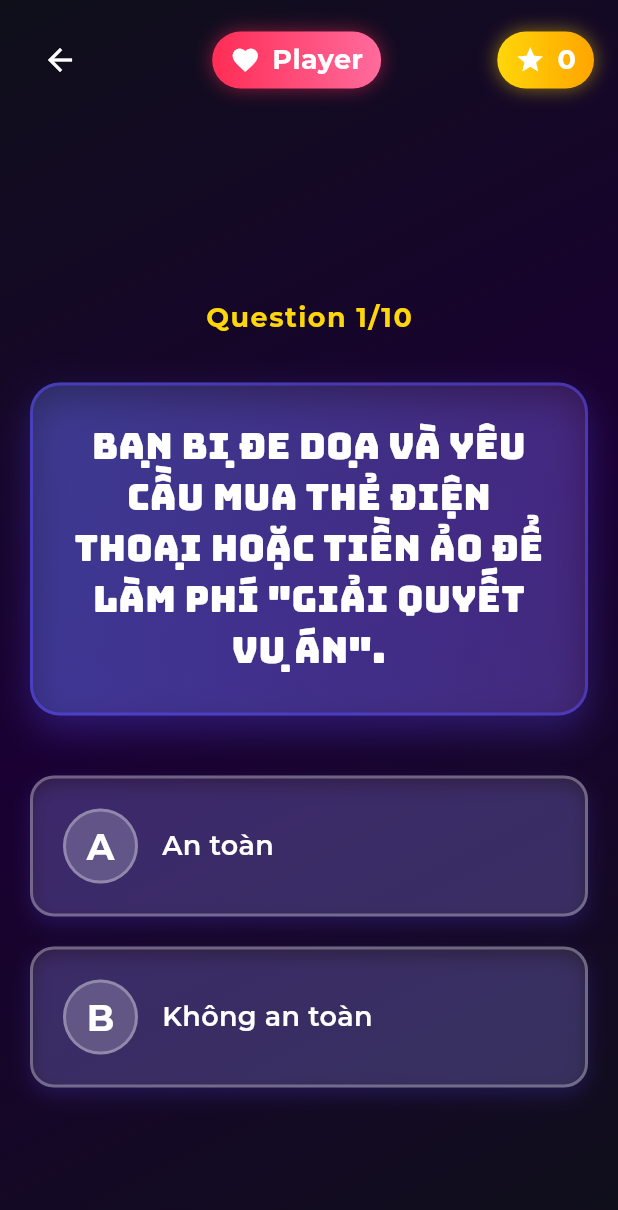
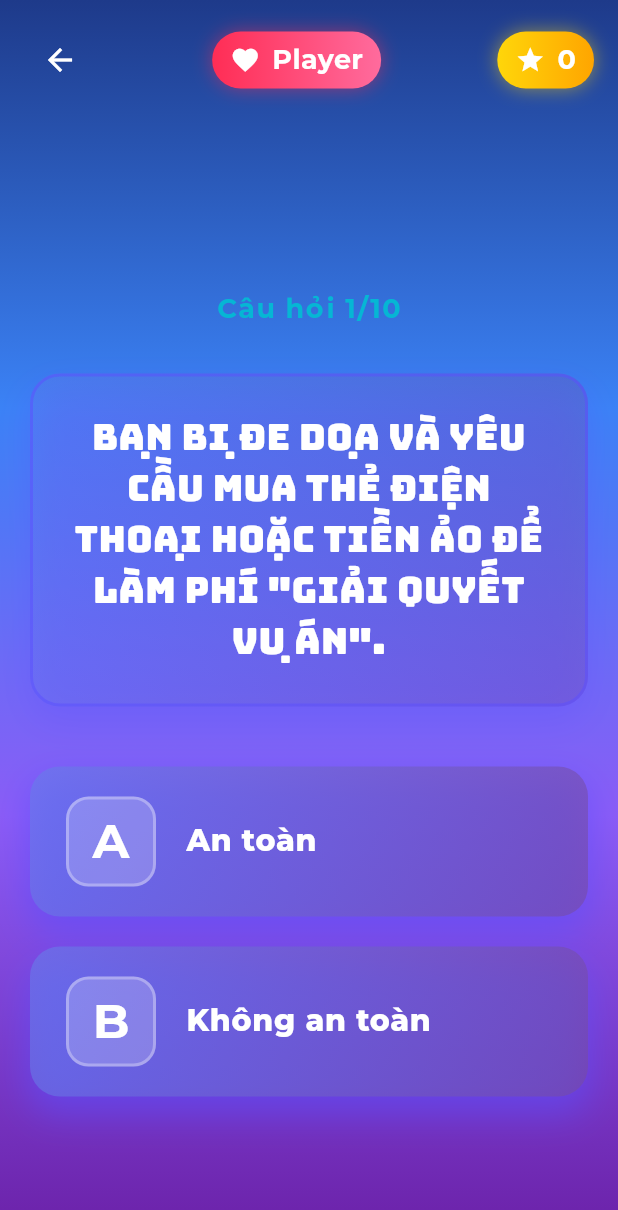
Before and after one commit to CainXIII/anti-scam, a Flutter app: the QuizScreen screen opened by its route, on a phone screen of 412 x 824 dp. Shown: the top 1210 px of the screen. Run offline on Flutter 3.47's test engine with Material 3 defaults, Android fonts, the light colour scheme and no system bars; drawn by our look-alikes of flutter_animate; our stand-ins replace audioplayers, confetti, go_router, google_fonts, video_player; missing offline and left inert: dart:html, dart:ui_web, syncfusion_flutter_pdfviewer.

Commit message:
update feedback

```diff
--- a/frontend/lib/screens/game/quiz_screen.dart
+++ b/frontend/lib/screens/game/quiz_screen.dart
@@ -152,14 +152,15 @@ class _QuizScreenState extends State<QuizScreen>
           Container(
             decoration: const BoxDecoration(
               gradient: LinearGradient(
-                begin: Alignment.topLeft,
-                end: Alignment.bottomRight,
+                begin: Alignment.topCenter,
+                end: Alignment.bottomCenter,
                 colors: [
-                  Color(0xFF0F0F1A),
-                  Color(0xFF1A0033),
-                  Color(0xFF0F0F1A),
+                  Color(0xFF1E3A8A), // Deep blue
+                  Color(0xFF3B82F6), // Blue
+                  Color(0xFF8B5CF6), // Purple
+                  Color(0xFF6B21A8), // Deep purple
                 ],
-                stops: [0.0, 0.5, 1.0],
+                stops: [0.0, 0.33, 0.66, 1.0],
               ),
             ),
           ),
@@ -213,9 +214,9 @@ class _QuizScreenState extends State<QuizScreen>
                             children: [
                               // Question Counter
                               Text(
-                                'Question ${gameProvider.currentQuestionIndex + 1}/${gameProvider.totalQuestions}',
+                                'Câu hỏi ${gameProvider.currentQuestionIndex + 1}/${gameProvider.totalQuestions}',
                                 style: GoogleFonts.montserrat(
-                                  color: const Color(0xFFFFD60A),
+                                  color: const Color(0xFF06B6D4),
                                   fontSize: 18,
                                   fontWeight: FontWeight.bold,
                                   letterSpacing: 1,
@@ -268,20 +269,26 @@ class _QuizScreenState extends State<QuizScreen>
                               const SizedBox(height: 40),
 
                               // Answer Options
-                              Column(
+                              LayoutBuilder(
+                                builder: (context, constraints) {
+                                  return Column(
                                     children: [
                                       _buildAnswerButton(
                                         'A',
                                         question.optionA,
                                         gameProvider,
+                                        constraints.maxWidth,
                                       ),
                                       const SizedBox(height: 20),
                                       _buildAnswerButton(
                                         'B',
                                         question.optionB,
                                         gameProvider,
+                                        constraints.maxWidth,
                                       ),
                                     ],
+                                  );
+                                },
                               ),
                             ],
                           ),
@@ -299,13 +306,13 @@ class _QuizScreenState extends State<QuizScreen>
             _buildFeedbackOverlay(
               icon: Icons.check_circle,
               color: Colors.green,
-              text: 'Correct!',
+              text: 'Chính xác!',
             ),
           if (_showIncorrectFeedback)
             _buildFeedbackOverlay(
               icon: Icons.cancel,
               color: Colors.red,
-              text: 'Incorrect!',
+              text: 'Sai rồi!',
             ),
         ],
       ),
@@ -397,9 +404,14 @@ class _QuizScreenState extends State<QuizScreen>
     String option,
     String text,
     GameProvider gameProvider,
+    double maxWidth,
   ) {
     final isSelected = _selectedAnswer == option;
     final isCorrect = option == _correctAnswer;
+
+    // Calculate button width: 1/3 screen or full width if screen is too small
+    final screenWidth = MediaQuery.of(context).size.width;
+    final buttonWidth = screenWidth < 900 ? maxWidth : screenWidth / 3;
 
     Gradient? buttonGradient;
     Color? solidColor;
@@ -410,57 +422,88 @@ class _QuizScreenState extends State<QuizScreen>
         if (isCorrect) {
           buttonGradient = const LinearGradient(
             colors: [Color(0xFF00F2FF), Color(0xFF4FACFE)],
+            begin: Alignment.topLeft,
+            end: Alignment.bottomRight,
           );
           shadowColor = const Color(0xFF00F2FF);
         } else {
           buttonGradient = const LinearGradient(
             colors: [Color(0xFFFF2D55), Color(0xFFFF6B9D)],
+            begin: Alignment.topLeft,
+            end: Alignment.bottomRight,
           );
           shadowColor = const Color(0xFFFF2D55);
         }
       } else if (isCorrect) {
-        solidColor = const Color(0xFF00F2FF).withOpacity(0.3);
+        buttonGradient = LinearGradient(
+          colors: [
+            const Color(0xFF00F2FF).withOpacity(0.3),
+            const Color(0xFF4FACFE).withOpacity(0.3),
+          ],
+          begin: Alignment.topLeft,
+          end: Alignment.bottomRight,
+        );
         shadowColor = const Color(0xFF00F2FF);
       } else {
-        solidColor = Colors.white.withOpacity(0.1);
+        buttonGradient = LinearGradient(
+          colors: [
+            Colors.white.withOpacity(0.1),
+            Colors.white.withOpacity(0.05),
+          ],
+          begin: Alignment.topLeft,
+          end: Alignment.bottomRight,
+        );
+        shadowColor = Colors.transparent;
       }
     } else {
-      solidColor = Colors.white.withOpacity(0.1);
+      // Default gradient giống home screen buttons
+      buttonGradient = LinearGradient(
+        colors: [
+          const Color(0xFF667eea).withOpacity(0.6),
+          const Color(0xFF764ba2).withOpacity(0.6),
+        ],
+        begin: Alignment.topLeft,
+        end: Alignment.bottomRight,
+      );
+      shadowColor = const Color(0xFF5B4EFF);
     }
 
-    return GestureDetector(
+    return Center(
+      child: SizedBox(
+        width: buttonWidth,
+        child: GestureDetector(
           onTap: _isAnswered ? null : () => _handleAnswer(option, gameProvider),
           child: AnimatedContainer(
             duration: _isAnswered ? const Duration(milliseconds: 300) : Duration.zero,
             curve: Curves.easeInOut,
-        padding: const EdgeInsets.all(20),
             decoration: BoxDecoration(
               gradient: buttonGradient,
-          color: solidColor,
-          borderRadius: BorderRadius.circular(16),
-          border: Border.all(
-            color: isSelected && !_isAnswered
-                ? const Color(0xFFFFD60A)
-                : (_isAnswered ? Colors.transparent : Colors.white.withOpacity(0.3)),
-            width: 2,
-          ),
+              borderRadius: BorderRadius.circular(20),
               boxShadow: [
                 BoxShadow(
-              color: shadowColor.withOpacity(_isAnswered && isSelected ? 0.6 : 0.2),
-              blurRadius: _isAnswered && isSelected ? 20 : 10,
-              offset: const Offset(0, 5),
+                  color: shadowColor.withOpacity(_isAnswered && isSelected ? 0.6 : 0.6),
+                  blurRadius: 20,
+                  offset: const Offset(0, 10),
+                  spreadRadius: 2,
                 ),
               ],
             ),
+            child: Material(
+              color: Colors.transparent,
+              child: InkWell(
+                onTap: _isAnswered ? null : () => _handleAnswer(option, gameProvider),
+                borderRadius: BorderRadius.circular(20),
+                child: Padding(
+                  padding: const EdgeInsets.symmetric(horizontal: 24, vertical: 20),
                   child: Row(
                     children: [
                       // Option Letter
                       Container(
-              width: 50,
-              height: 50,
+                        width: 60,
+                        height: 60,
                         decoration: BoxDecoration(
                           color: Colors.white.withOpacity(0.2),
-                shape: BoxShape.circle,
+                          borderRadius: BorderRadius.circular(15),
                           border: Border.all(
                             color: Colors.white.withOpacity(0.3),
                             width: 2,
@@ -471,39 +514,53 @@ class _QuizScreenState extends State<QuizScreen>
                             option,
                             style: GoogleFonts.montserrat(
                               color: Colors.white,
-                    fontSize: 24,
+                              fontSize: 32,
                               fontWeight: FontWeight.bold,
                             ),
                           ),
                         ),
                       ),
-            const SizedBox(width: 16),
+                      const SizedBox(width: 20),
 
                       // Option Text
                       Expanded(
                         child: Text(
                           text,
                           style: GoogleFonts.montserrat(
-                  fontSize: 18,
-                  fontWeight: FontWeight.w600,
+                            fontSize: 20,
+                            fontWeight: FontWeight.w800,
                             color: Colors.white,
+                            letterSpacing: 0.5,
                           ),
                         ),
                       ),
 
-            // Feedback Icon
+                      // Feedback Icon - Only show when answered
                       if (_isAnswered && isSelected)
-              Icon(
+                        Container(
+                          width: 40,
+                          height: 40,
+                          decoration: BoxDecoration(
+                            color: Colors.white.withOpacity(0.2),
+                            shape: BoxShape.circle,
+                          ),
+                          child: Icon(
                             isCorrect ? Icons.check_circle : Icons.cancel,
                             color: Colors.white,
-                size: 30,
+                            size: 24,
+                          ),
                         ),
                     ],
                   ),
                 ),
+              ),
+            ),
+          ),
         ).animate().then(delay: 200.ms)
          .fadeIn(duration: 400.ms)
-     .slideX(begin: -0.1, end: 0);
+         .slideX(begin: -0.1, end: 0),
+      ),
+    );
   }
 
   Widget _buildFeedbackOverlay({
```
Also changed, not shown: frontend/lib/screens/documents/document_list_screen.dart (+94 -31 lines), frontend/lib/screens/home_screen.dart (+64 -76 lines). Lines whose indentation alone changed are shown as unchanged.
